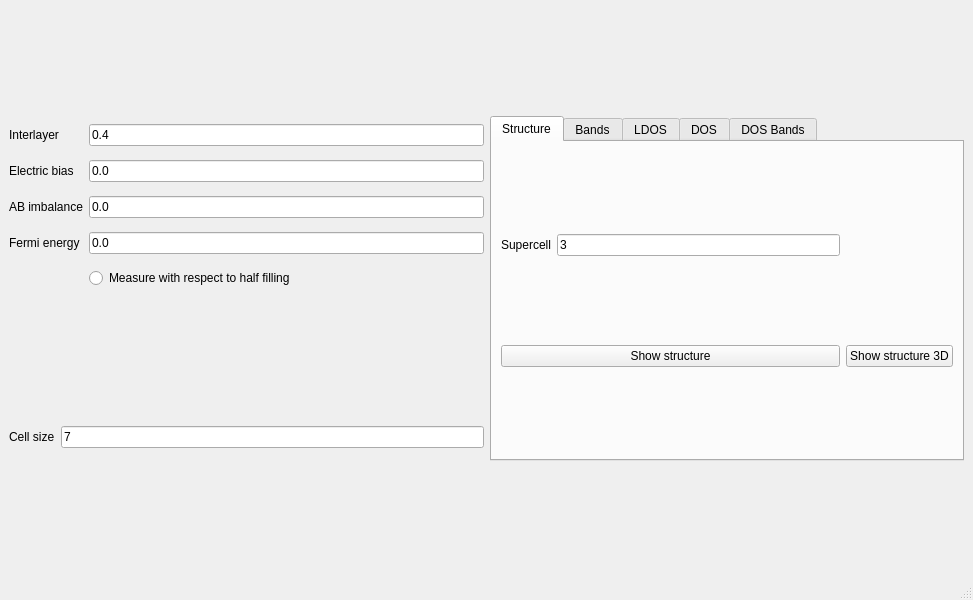
Qt form development/interface-pyqt/tbg/interface.ui (joselado/quantum-honeycomp) before a commit.
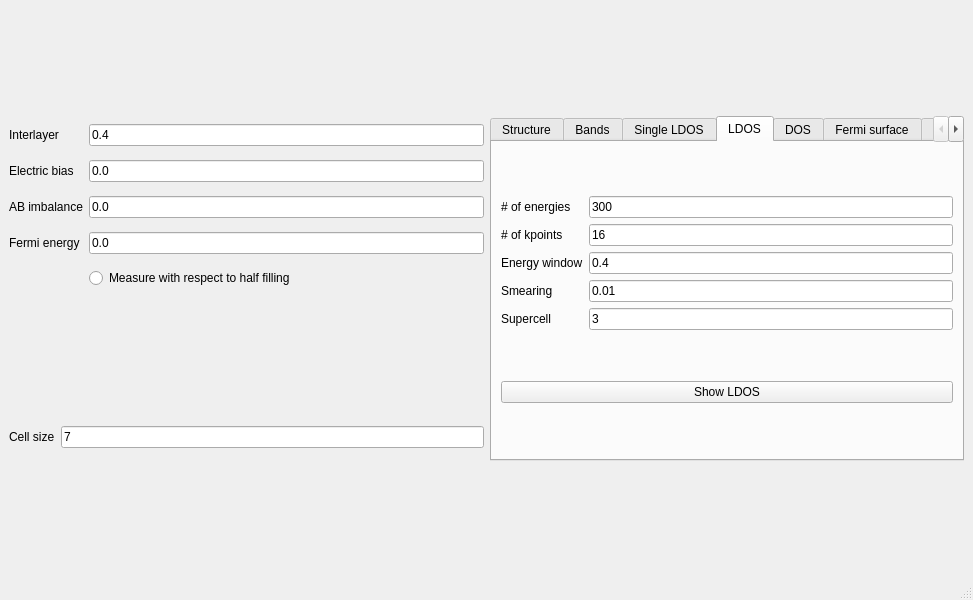
The same form after that commit. The open tabs and pages were chosen to show the change.

```diff
--- a/development/interface-pyqt/tbg/interface.ui
+++ b/development/interface-pyqt/tbg/interface.ui
@@ -195,13 +195,13 @@
       </widget>
       <widget class="QWidget" name="tab_3">
        <attribute name="title">
-        <string>LDOS</string>
+        <string>Single LDOS</string>
        </attribute>
        <layout class="QGridLayout" name="gridLayout_10">
         <item row="0" column="0">
          <layout class="QGridLayout" name="gridLayout_4">
           <item row="0" column="1">
-           <widget class="QLineEdit" name="delta_ldos">
+           <widget class="QLineEdit" name="delta_ldos_single">
             <property name="text">
              <string>0.01</string>
             </property>
@@ -215,7 +215,7 @@
            </widget>
           </item>
           <item row="3" column="1">
-           <widget class="QLineEdit" name="nsuper_ldos">
+           <widget class="QLineEdit" name="nsuper_ldos_single">
             <property name="text">
              <string>3</string>
             </property>
@@ -250,7 +250,7 @@
            </widget>
           </item>
           <item row="2" column="1">
-           <widget class="QLineEdit" name="nk_ldos">
+           <widget class="QLineEdit" name="nk_ldos_single">
             <property name="text">
              <string>10</string>
             </property>
@@ -259,7 +259,95 @@
          </layout>
         </item>
         <item row="1" column="0">
-         <widget class="QPushButton" name="show_ldos">
+         <widget class="QPushButton" name="show_ldos_single">
+          <property name="text">
+           <string>Show LDOS</string>
+          </property>
+         </widget>
+        </item>
+       </layout>
+      </widget>
+      <widget class="QWidget" name="tab_7">
+       <attribute name="title">
+        <string>LDOS</string>
+       </attribute>
+       <layout class="QVBoxLayout" name="verticalLayout_2">
+        <item>
+         <layout class="QGridLayout" name="gridLayout_35">
+          <item row="0" column="1">
+           <widget class="QLineEdit" name="ne_ldos">
+            <property name="text">
+             <string>300</string>
+            </property>
+           </widget>
+          </item>
+          <item row="3" column="1">
+           <widget class="QLineEdit" name="delta_ldos">
+            <property name="text">
+             <string>0.01</string>
+            </property>
+           </widget>
+          </item>
+          <item row="3" column="0">
+           <widget class="QLabel" name="label_43">
+            <property name="text">
+             <string>Smearing</string>
+            </property>
+           </widget>
+          </item>
+          <item row="1" column="1">
+           <widget class="QLineEdit" name="nk_ldos">
+            <property name="text">
+             <string>16</string>
+            </property>
+           </widget>
+          </item>
+          <item row="0" column="0">
+           <widget class="QLabel" name="label_44">
+            <property name="text">
+             <string># of energies</string>
+            </property>
+           </widget>
+          </item>
+          <item row="1" column="0">
+           <widget class="QLabel" name="label_45">
+            <property name="text">
+             <string># of kpoints</string>
+            </property>
+           </widget>
+          </item>
+          <item row="2" column="0">
+           <widget class="QLabel" name="label_46">
+            <property name="text">
+             <string>Energy window</string>
+            </property>
+           </widget>
+          </item>
+          <item row="2" column="1">
+           <widget class="QLineEdit" name="window_ldos">
+            <property name="text">
+             <string>0.4</string>
+            </property>
+           </widget>
+          </item>
+          <item row="4" column="1">
+           <widget class="QLineEdit" name="nsuper_ldos">
+            <property name="text">
+             <string>3</string>
+            </property>
+           </widget>
+          </item>
+          <item row="4" column="0">
+           <widget class="QLabel" name="label_47">
+            <property name="text">
+             <string>Supercell</string>
+            </property>
+           </widget>
+          </item>
+         </layout>
+        </item>
+        <item>
+         <widget class="QPushButton" name="show_interactive_ldos">
           <property name="text">
            <string>Show LDOS</string>
           </property>
@@ -367,6 +455,66 @@
         </item>
        </layout>
       </widget>
+      <widget class="QWidget" name="tab_6">
+       <attribute name="title">
+        <string>Fermi surface</string>
+       </attribute>
+       <layout class="QVBoxLayout" name="verticalLayout">
+        <item>
+         <widget class="QPushButton" name="show_fermi_surface">
+          <property name="text">
+           <string>Fermi surface</string>
+          </property>
+         </widget>
+        </item>
+        <item>
+         <layout class="QGridLayout" name="gridLayout_37">
+          <item row="1" column="0">
+           <widget class="QLabel" name="label_52">
+            <property name="text">
+             <string># of kpoints</string>
+            </property>
+           </widget>
+          </item>
+          <item row="2" column="1">
+           <widget class="QLineEdit" name="delta_fs">
+            <property name="text">
+             <string>0.1</string>
+            </property>
+           </widget>
+          </item>
+          <item row="0" column="1">
+           <widget class="QLineEdit" name="energy_fs">
+            <property name="text">
+             <string>0.0</string>
+            </property>
+           </widget>
+          </item>
+          <item row="2" column="0">
+           <widget class="QLabel" name="label_54">
+            <property name="text">
+             <string>Smearing</string>
+            </property>
+           </widget>
+          </item>
+          <item row="1" column="1">
+           <widget class="QLineEdit" name="nk_fs">
+            <property name="text">
+             <string>100</string>
+            </property>
+           </widget>
+          </item>
+          <item row="0" column="0">
+           <widget class="QLabel" name="label_40">
+            <property name="text">
+             <string>Energy</string>
+            </property>
+           </widget>
+          </item>
+         </layout>
+        </item>
+       </layout>
+      </widget>
       <widget class="QWidget" name="tab_5">
        <attribute name="title">
         <string>DOS Bands</string>
```
Left out of the diff: 2 changed lines with no effect on the pictures.
